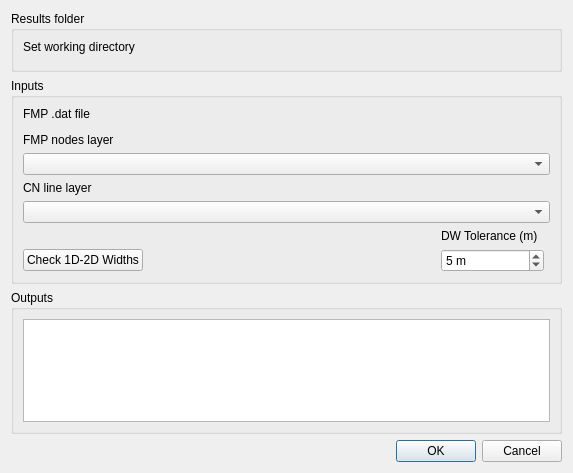
The window that plugin/mod_check/forms/ui_fmptuflow_widthcheck_dialog.ui (duncan-r/ModCheck) describes before a commit, drawn with Qt 5.
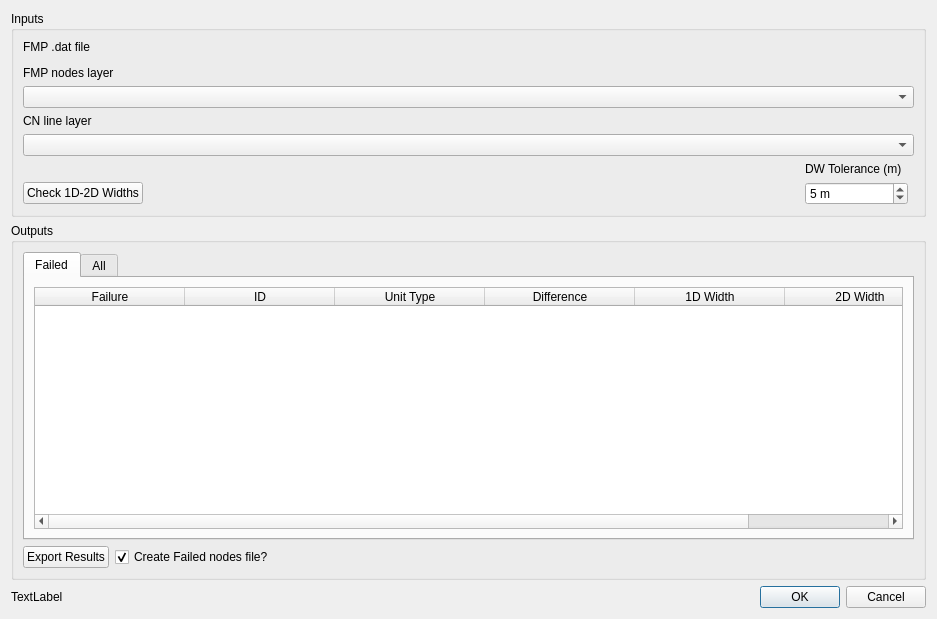
The same window after the commit. Custom widgets are drawn as their Qt base class.

What changed in the file:
```diff
--- a/plugin/mod_check/forms/ui_fmptuflow_widthcheck_dialog.ui
+++ b/plugin/mod_check/forms/ui_fmptuflow_widthcheck_dialog.ui
@@ -6,40 +6,14 @@
    <rect>
     <x>0</x>
     <y>0</y>
-    <width>573</width>
-    <height>473</height>
+    <width>937</width>
+    <height>619</height>
    </rect>
   </property>
   <property name="windowTitle">
    <string>FMP-TUFLOW Section Width Compare</string>
   </property>
   <layout class="QVBoxLayout" name="verticalLayout_3">
-   <item>
-    <widget class="QGroupBox" name="groupBox">
-     <property name="title">
-      <string>Results folder</string>
-     </property>
-     <layout class="QVBoxLayout" name="verticalLayout">
-      <item>
-       <widget class="QLabel" name="label">
-        <property name="text">
-         <string>Set working directory</string>
-        </property>
-       </widget>
-      </item>
-      <item>
-       <widget class="QgsFileWidget" name="workingDirFileWidget">
-        <property name="dialogTitle">
-         <string>Select Output Folder</string>
-        </property>
-        <property name="storageMode">
-         <enum>QgsFileWidget::GetDirectory</enum>
-        </property>
-       </widget>
-      </item>
-     </layout>
-    </widget>
-   </item>
    <item>
     <widget class="QGroupBox" name="groupBox_2">
      <property name="title">
@@ -133,24 +107,158 @@
      </property>
      <layout class="QVBoxLayout" name="verticalLayout_2">
       <item>
-       <widget class="QPlainTextEdit" name="loggingTextedit">
-        <property name="horizontalScrollBarPolicy">
-         <enum>Qt::ScrollBarAlwaysOff</enum>
+       <widget class="QTabWidget" name="resultsTabWidget">
+        <property name="currentIndex">
+         <number>0</number>
         </property>
+        <widget class="QWidget" name="failTab">
+         <attribute name="title">
+          <string>Failed</string>
+         </attribute>
+         <layout class="QVBoxLayout" name="verticalLayout_4">
+          <item>
+           <widget class="QTableWidget" name="failedTableWidget">
+            <attribute name="horizontalHeaderDefaultSectionSize">
+             <number>150</number>
+            </attribute>
+            <attribute name="horizontalHeaderStretchLastSection">
+             <bool>true</bool>
+            </attribute>
+            <column>
+             <property name="text">
+              <string>Failure</string>
+             </property>
+            </column>
+            <column>
+             <property name="text">
+              <string>ID</string>
+             </property>
+            </column>
+            <column>
+             <property name="text">
+              <string>Unit Type</string>
+             </property>
+            </column>
+            <column>
+             <property name="text">
+              <string>Difference</string>
+             </property>
+            </column>
+            <column>
+             <property name="text">
+              <string>1D Width</string>
+             </property>
+            </column>
+            <column>
+             <property name="text">
+              <string>2D Width</string>
+             </property>
+            </column>
+           </widget>
+          </item>
+         </layout>
+        </widget>
+        <widget class="QWidget" name="allTab">
+         <attribute name="title">
+          <string>All</string>
+         </attribute>
+         <layout class="QVBoxLayout" name="verticalLayout_5">
+          <item>
+           <widget class="QTableWidget" name="allTableWidget">
+            <attribute name="horizontalHeaderDefaultSectionSize">
+             <number>150</number>
+            </attribute>
+            <attribute name="horizontalHeaderStretchLastSection">
+             <bool>true</bool>
+            </attribute>
+            <column>
+             <property name="text">
+              <string>ID</string>
+             </property>
+            </column>
+            <column>
+             <property name="text">
+              <string>Unit Type</string>
+             </property>
+            </column>
+            <column>
+             <property name="text">
+              <string>Difference</string>
+             </property>
+            </column>
+            <column>
+             <property name="text">
+              <string>1D Width</string>
+             </property>
+            </column>
+            <column>
+             <property name="text">
+              <string>2D Width</string>
+             </property>
+            </column>
+           </widget>
+          </item>
+         </layout>
+        </widget>
        </widget>
       </item>
+      <item>
+       <layout class="QHBoxLayout" name="horizontalLayout">
+        <item>
+         <widget class="QPushButton" name="exportResultsBtn">
+          <property name="text">
+           <string>Export Results</string>
+          </property>
+         </widget>
+        </item>
+        <item>
+         <widget class="QCheckBox" name="includeFailedCheckbox">
+          <property name="text">
+           <string>Create Failed nodes file?</string>
+          </property>
+          <property name="checked">
+           <bool>true</bool>
+          </property>
+         </widget>
+        </item>
+        <item>
+         <spacer name="horizontalSpacer_2">
+          <property name="orientation">
+           <enum>Qt::Horizontal</enum>
+          </property>
+          <property name="sizeHint" stdset="0">
+           <size>
+            <width>40</width>
+            <height>20</height>
+           </size>
+          </property>
+         </spacer>
+        </item>
+       </layout>
+      </item>
      </layout>
     </widget>
    </item>
    <item>
-    <widget class="QDialogButtonBox" name="buttonBox">
-     <property name="orientation">
-      <enum>Qt::Horizontal</enum>
-     </property>
-     <property name="standardButtons">
-      <set>QDialogButtonBox::Cancel|QDialogButtonBox::Ok</set>
-     </property>
-    </widget>
+    <layout class="QHBoxLayout" name="horizontalLayout_2">
+     <item>
+      <widget class="QLabel" name="statusLabel">
+       <property name="text">
+        <string>TextLabel</string>
+       </property>
+      </widget>
+     </item>
+     <item>
+      <widget class="QDialogButtonBox" name="buttonBox">
+       <property name="orientation">
+        <enum>Qt::Horizontal</enum>
+       </property>
+       <property name="standardButtons">
+        <set>QDialogButtonBox::Cancel|QDialogButtonBox::Ok</set>
+       </property>
+      </widget>
+     </item>
+    </layout>
    </item>
   </layout>
  </widget>
```
Left out of the diff: 54 changed lines with no effect on the pictures.
